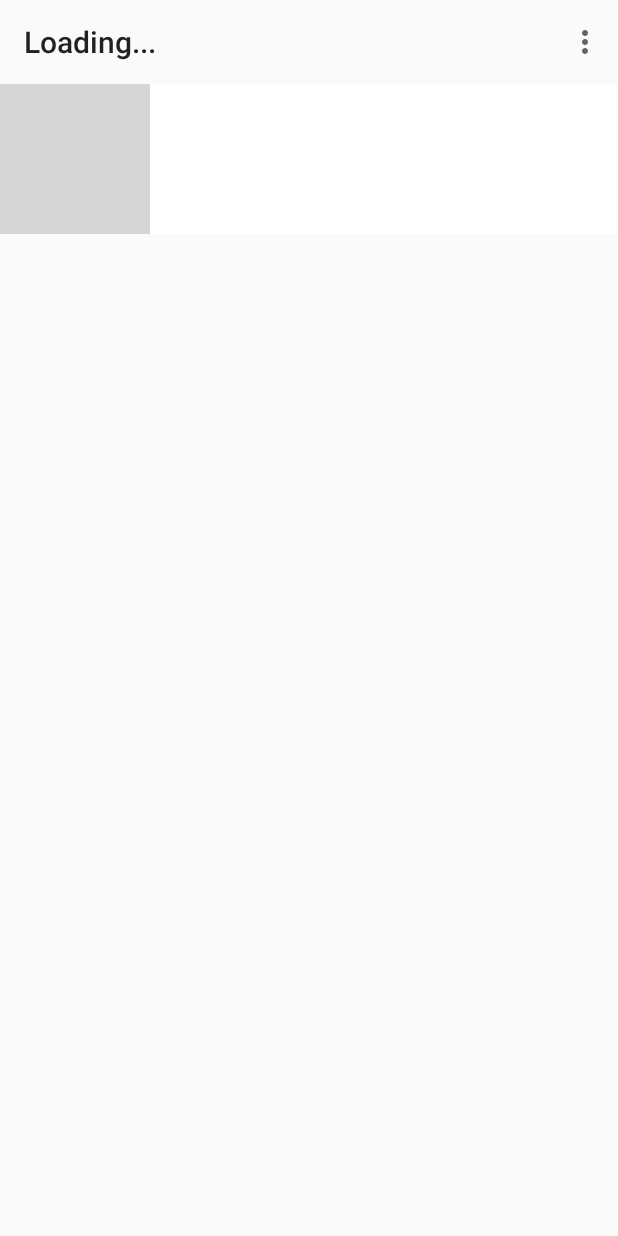
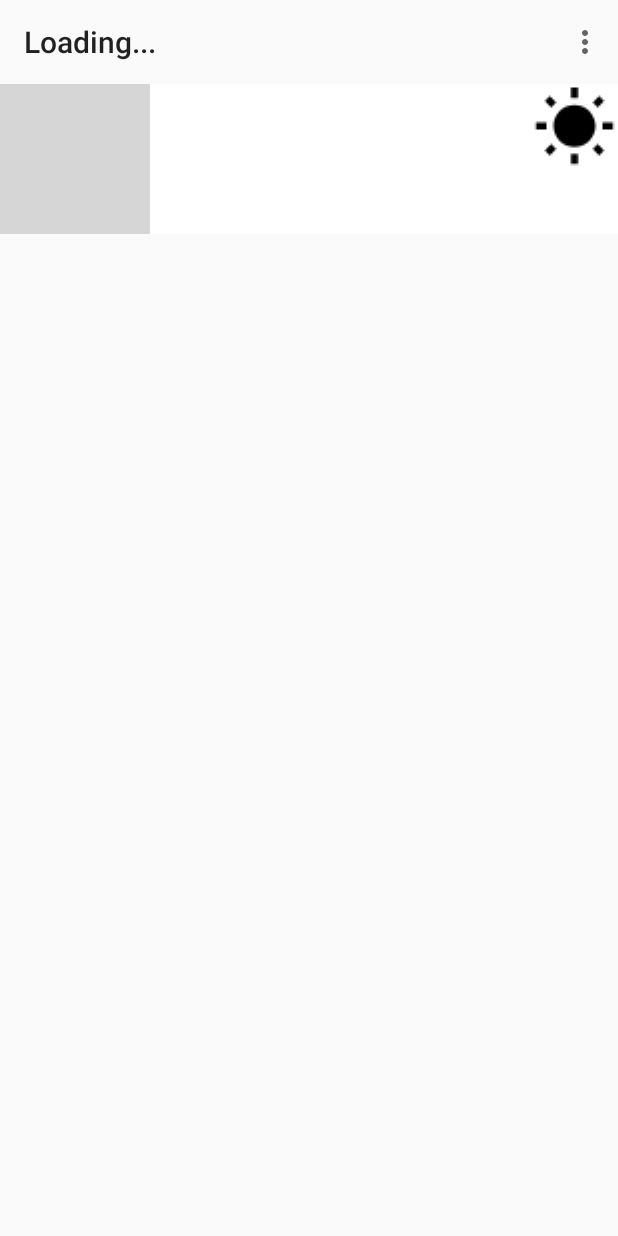
Before and after one commit to d-p-y/industrial-android-webapp-host, an Android app: the fragment ScanQrFragment placed in its activity, on a phone screen of 412 x 824 dp. Run offline under Robolectric (Android 15) with nearby library versions, the light colour scheme and no system bars; our stand-ins replace Timber; 2 statements that could not run were skipped; grey boxes are pictures that could not be loaded.

Commit message:
torch enable/disable added to camera preview scan

```diff
--- a/AndroidApp/app/src/main/java/pl/todoit/IndustrialWebViewWithQr/model/CameraUtil.kt
+++ b/AndroidApp/app/src/main/java/pl/todoit/IndustrialWebViewWithQr/model/CameraUtil.kt
@@ -71,6 +71,12 @@ class CameraData(
     val displayToCameraAngle : Int,
     val screenResolution : WidthAndHeightWithOrientation,
     val mmToPx:Float) {}
+
+fun CameraData.setTorchState(enabled : Boolean) {
+    val params = this.camera.parameters
+    params.flashMode = if (enabled) Camera.Parameters.FLASH_MODE_TORCH else Camera.Parameters.FLASH_MODE_OFF
+    this.camera.parameters = params //needed to trigger changes
+}
 
 fun initializeFirstMatchingCamera(act: AppCompatActivity, condition : (Camera.CameraInfo) -> Boolean) : Result<CameraData, String> {
     val cameras =
--- /dev/null
+++ b/AndroidApp/app/src/main/res/drawable/ic_wb_sunny_black.xml
@@ -0,0 +1,4 @@
+<vector android:height="28dp" android:viewportHeight="24.0"
+    android:viewportWidth="24.0" android:width="28dp" xmlns:android="http://schemas.android.com/apk/res/android">
+    <path android:fillColor="#FF000000" android:pathData="M6.76,4.84l-1.8,-1.79 -1.41,1.41 1.79,1.79 1.42,-1.41zM4,10.5L1,10.5v2h3v-2zM13,0.55h-2L11,3.5h2L13,0.55zM20.45,4.46l-1.41,-1.41 -1.79,1.79 1.41,1.41 1.79,-1.79zM17.24,18.16l1.79,1.8 1.41,-1.41 -1.8,-1.79 -1.4,1.4zM20,10.5v2h3v-2h-3zM12,5.5c-3.31,0 -6,2.69 -6,6s2.69,6 6,6 6,-2.69 6,-6 -2.69,-6 -6,-6zM11,22.45h2L13,19.5h-2v2.95zM3.55,18.54l1.41,1.41 1.79,-1.8 -1.41,-1.41 -1.79,1.8z"/>
+</vector>
--- /dev/null
+++ b/AndroidApp/app/src/main/res/drawable/ic_wb_sunny_white.xml
@@ -0,0 +1,5 @@
+<vector android:height="28dp" android:tint="#FFFFFF"
+    android:viewportHeight="24.0" android:viewportWidth="24.0"
+    android:width="28dp" xmlns:android="http://schemas.android.com/apk/res/android">
+    <path android:fillColor="#FF000000" android:pathData="M6.76,4.84l-1.8,-1.79 -1.41,1.41 1.79,1.79 1.42,-1.41zM4,10.5L1,10.5v2h3v-2zM13,0.55h-2L11,3.5h2L13,0.55zM20.45,4.46l-1.41,-1.41 -1.79,1.79 1.41,1.41 1.79,-1.79zM17.24,18.16l1.79,1.8 1.41,-1.41 -1.8,-1.79 -1.4,1.4zM20,10.5v2h3v-2h-3zM12,5.5c-3.31,0 -6,2.69 -6,6s2.69,6 6,6 6,-2.69 6,-6 -2.69,-6 -6,-6zM11,22.45h2L13,19.5h-2v2.95zM3.55,18.54l1.41,1.41 1.79,-1.8 -1.41,-1.41 -1.79,1.8z"/>
+</vector>
--- a/AndroidApp/app/src/main/res/layout/fragment_scan_qr.xml
+++ b/AndroidApp/app/src/main/res/layout/fragment_scan_qr.xml
@@ -1,5 +1,5 @@
 <?xml version="1.0" encoding="utf-8"?>
-<LinearLayout xmlns:android="http://schemas.android.com/apk/res/android"
+<FrameLayout xmlns:android="http://schemas.android.com/apk/res/android"
     xmlns:app="http://schemas.android.com/apk/res-auto"
     xmlns:tools="http://schemas.android.com/tools"
     android:layout_width="match_parent"
@@ -18,6 +18,18 @@
         android:id="@+id/scannerOverlay"
         android:layout_width="wrap_content"
         android:layout_height="wrap_content"
-        android:layout_gravity="center_horizontal"
+        android:layout_gravity="center"
         android:scaleType="center" />
-</LinearLayout>
+
+    <ImageView
+        android:id="@+id/torchToggler"
+        android:layout_width="wrap_content"
+        android:layout_height="wrap_content"
+        android:layout_gravity="right|top"
+        android:paddingTop="10dp"
+        android:paddingRight="10dp"
+        android:scaleType="center"
+        android:scaleX="2"
+        android:scaleY="2"
+        app:srcCompat="@drawable/ic_wb_sunny_black" />
+</FrameLayout>
```
Also changed, not shown: AndroidApp/app/src/main/java/pl/todoit/IndustrialWebViewWithQr/fragments/ScanQrFragment.kt (+27 -14 lines).
